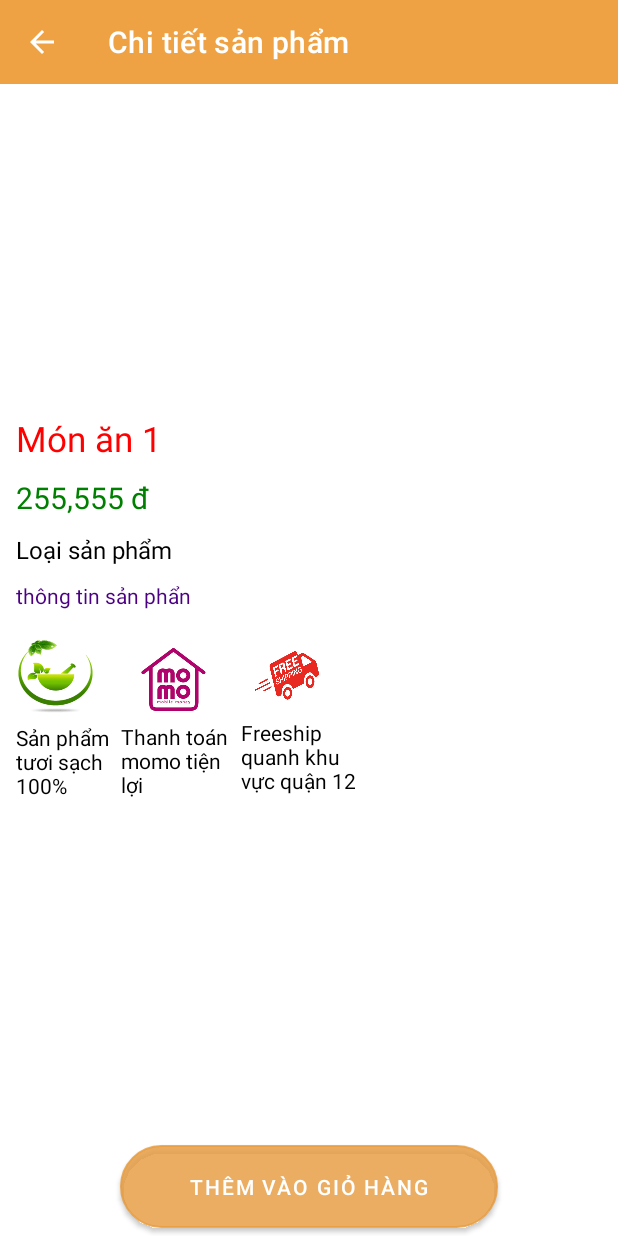
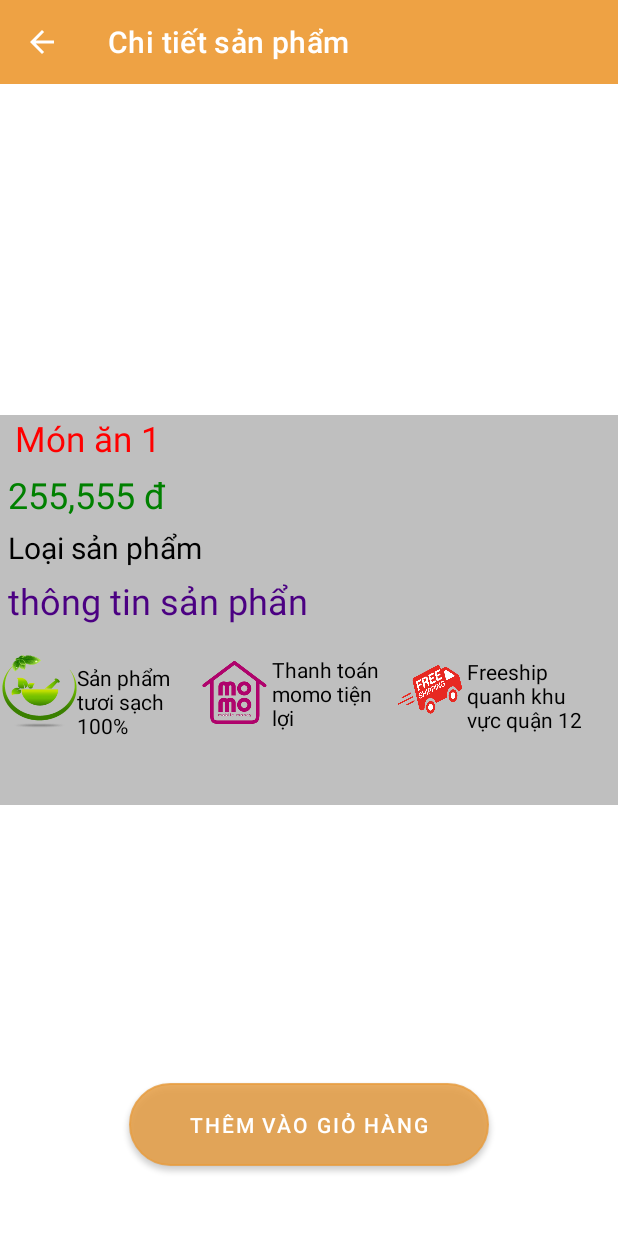
Before and after one commit to dinhtrungndt/AppFoodOnline, an Android app: the ContentProDuctActivity screen opened directly, with no data from a screen before it, on a phone screen of 412 x 824 dp. Run offline under Robolectric (Android 15) with nearby library versions, the phone set to English and light mode, and no system bars; our stand-ins replace Firebase (no records; nobody signed in at launch, a user with empty details on screens opened directly), Picasso; pictures from the network do not load; 6 statements that could not run were skipped.

Commit message:
thongtin_Sp

```diff
--- a/app/src/main/res/layout/activity_content_product.xml
+++ b/app/src/main/res/layout/activity_content_product.xml
@@ -15,27 +15,25 @@
 
 
     <LinearLayout
-
         android:layout_width="match_parent"
         android:layout_height="wrap_content"
-        android:layout_margin="5dp"
-
         android:orientation="vertical">
 
         <ImageView
-            android:layout_marginTop="5dp"
+            android:layout_marginTop="15dp"
             android:id="@+id/image_product"
             android:layout_gravity="center"
-            android:layout_width="250dp"
+            android:layout_width="match_parent"
             android:layout_height="200dp" />
 
         <LinearLayout
-            android:layout_marginTop="10dp"
+            android:background="#BFBFBF"
+            android:layout_marginTop="5dp"
             android:layout_width="match_parent"
-            android:layout_height="wrap_content"
-            android:layout_marginLeft="5dp"
+            android:layout_height="match_parent"
             android:orientation="vertical">
             <TextView
+                android:layout_marginStart="10dp"
                 android:id="@+id/txttensp"
                 android:layout_width="wrap_content"
                 android:layout_height="wrap_content"
@@ -44,36 +42,44 @@
                 android:textColor="#ff0000"
                 android:textSize="23sp" />
             <TextView
+                android:layout_marginStart="5dp"
                 android:id="@+id/txtgiatien"
                 android:layout_width="wrap_content"
                 android:layout_height="wrap_content"
-                android:layout_marginTop="10dp"
+                android:layout_marginTop="5dp"
                 android:text="255,555 đ"
                 android:textColor="#008000"
-                android:textSize="20sp" />
+                android:textSize="24sp" />
             <TextView
+                android:layout_marginStart="5dp"
                 android:id="@+id/txtthuonghieu"
                 android:layout_width="wrap_content"
                 android:layout_height="wrap_content"
-                android:layout_marginTop="10dp"
+                android:layout_marginTop="5dp"
                 android:maxLines="2"
                 android:text="Loại sản phẩm"
                 android:textColor="#000000"
-                android:textSize="16sp" />
+                android:textSize="20sp" />
             <TextView
+                android:layout_marginStart="5dp"
                 android:id="@+id/txtbaohanh"
                 android:layout_width="wrap_content"
                 android:layout_height="wrap_content"
-                android:layout_marginTop="10dp"
+                android:layout_marginTop="5dp"
                 android:text="thông tin sản phẩn"
                 android:textColor="#4b0082"
-                android:textSize="14sp" />
+                android:textSize="24sp" />
+        <LinearLayout
+            android:layout_marginTop="20dp"
+            android:layout_width="wrap_content"
+            android:layout_height="100dp"
+            android:orientation="horizontal">
             <ImageView
                 android:id="@+id/img_thongtin"
                 android:layout_width="50dp"
                 android:layout_height="50dp"
                 android:layout_marginStart="1dp"
-                android:layout_marginTop="20dp"
+
                 android:background="@drawable/sach"
                 android:scaleType="fitXY" />
             <TextView
@@ -87,37 +93,29 @@
             <ImageView
                 android:layout_width="50dp"
                 android:layout_height="50dp"
-                android:layout_marginStart="80dp"
-                android:layout_marginTop="-105dp"
+
                 android:background="@drawable/momo"
                 android:scaleType="fitXY" />
             <TextView
                 android:layout_width="80dp"
                 android:layout_height="wrap_content"
-                android:layout_marginLeft="70dp"
-                android:layout_marginTop="3dp"
                 android:text="Thanh toán momo tiện lợi"
-
                 android:textColor="@color/black" />
 
 
             <ImageView
                 android:layout_width="50dp"
                 android:layout_height="50dp"
-                android:layout_marginStart="155dp"
-                android:layout_marginTop="-105dp"
                 android:background="@drawable/free"
                 android:scaleType="fitXY" />
 
             <TextView
                 android:layout_width="80dp"
                 android:layout_height="wrap_content"
-                android:layout_marginLeft="150dp"
                 android:layout_marginTop="1dp"
                 android:text="Freeship quanh khu vực quận 12"
-
                 android:textColor="@color/black" />
-
+        </LinearLayout>
 
         </LinearLayout>
 
@@ -125,28 +123,26 @@
 
     <ScrollView
         android:layout_width="match_parent"
-        android:layout_height="100dp"
-        android:layout_marginTop="-80dp"
-        android:layout_weight="1">
+        android:layout_height="150dp"
+        android:layout_marginTop="10dp">
 
         <TextView
+            android:layout_marginTop="10dp"
             android:id="@+id/txtmota"
             android:layout_width="match_parent"
             android:layout_height="match_parent"
-            android:layout_margin="10dp"
             android:padding="5dp"
-            android:textColor="#BCBAB7"
+            android:textColor="#000000"
             android:textSize="16sp" />
     </ScrollView>
 
     <Button
         android:id="@+id/btndathang"
-        android:layout_width="match_parent"
+        android:layout_width="240dp"
         android:layout_height="55dp"
-        android:layout_marginLeft="80dp"
-        android:layout_marginTop="5dp"
-        android:layout_marginRight="80dp"
-        android:layout_marginBottom="5dp"
+        android:layout_gravity="center"
+        android:gravity="center"
+        android:layout_marginTop="25dp"
         android:background="@drawable/button"
         android:elevation="5dp"
         android:text="Thêm vào giỏ hàng" />
```
